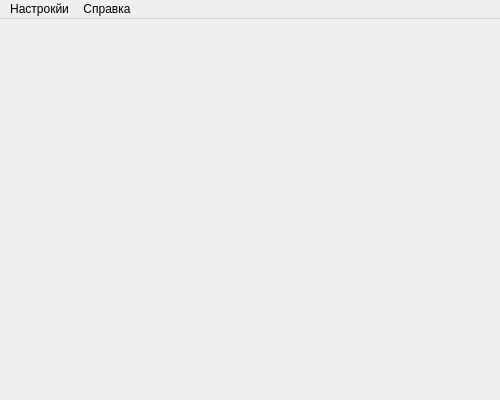
Before: the Qt Designer form src/testing/testingsystem.ui in vany152/Kruskal, drawn with Qt 5.
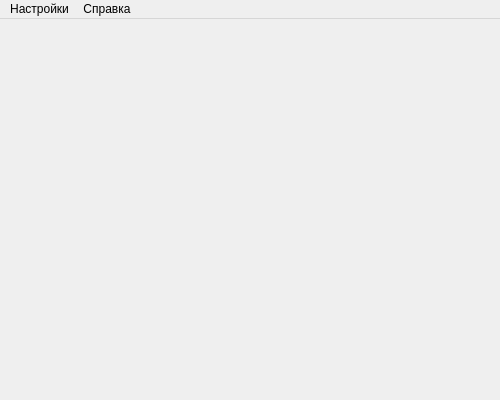
After: the same form once the commit is applied.

The edit to the form file:
```diff
--- a/src/testing/testingsystem.ui
+++ b/src/testing/testingsystem.ui
@@ -27,7 +27,7 @@
    </property>
    <widget class="QMenu" name="settingsMenuBar">
     <property name="title">
-     <string>Настрокйи</string>
+     <string>Настройки</string>
     </property>
     <addaction name="openSettingsMenu"/>
    </widget>
```
